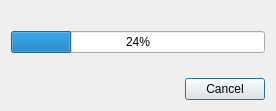
First picture: the form in src/librssguard/gui/dialogs/formprogressworker.ui, repository martinrotter/rssguard, before the edit.
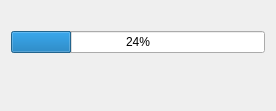
Second picture: the form after the edit.

Commit message: fix cancellations on worked dialog, couple of UI fixes, make fetch metadata work on batches

What changed in the file:
```diff
--- a/src/librssguard/gui/dialogs/formprogressworker.ui
+++ b/src/librssguard/gui/dialogs/formprogressworker.ui
@@ -50,7 +50,7 @@
       <enum>Qt::Horizontal</enum>
      </property>
      <property name="standardButtons">
-      <set>QDialogButtonBox::Cancel</set>
+      <set>QDialogButtonBox::StandardButton::NoButton</set>
      </property>
     </widget>
    </item>
```
Left out of the diff: 6 changed lines with no effect on the pictures. The commit also changes 8 other files.
